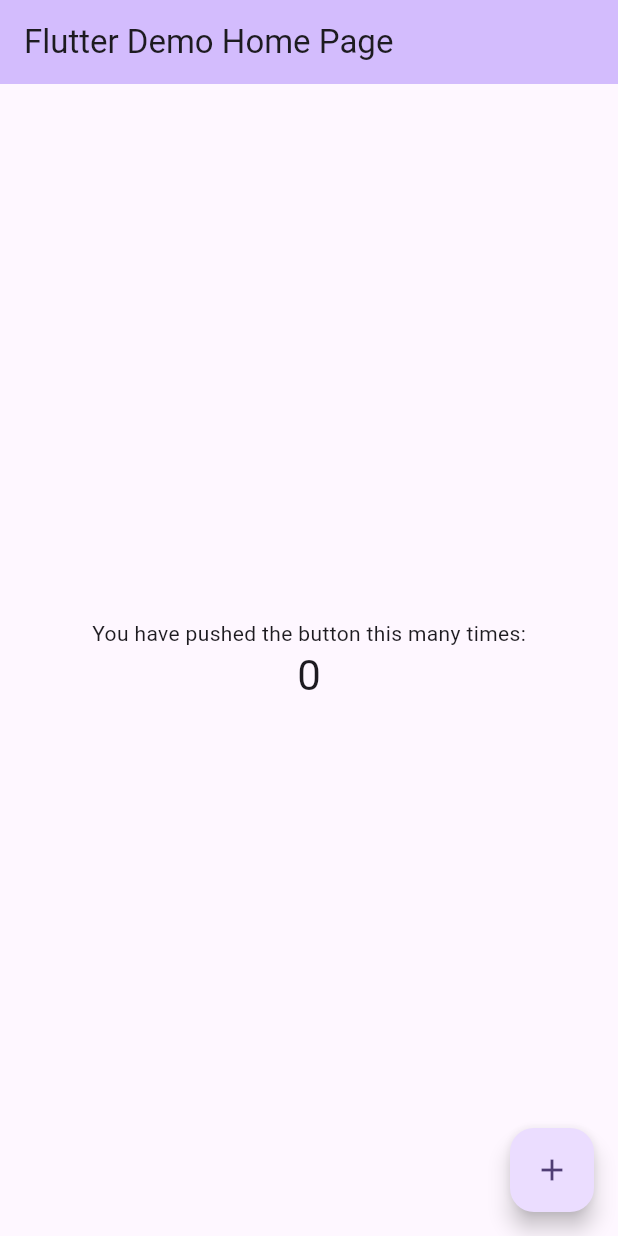
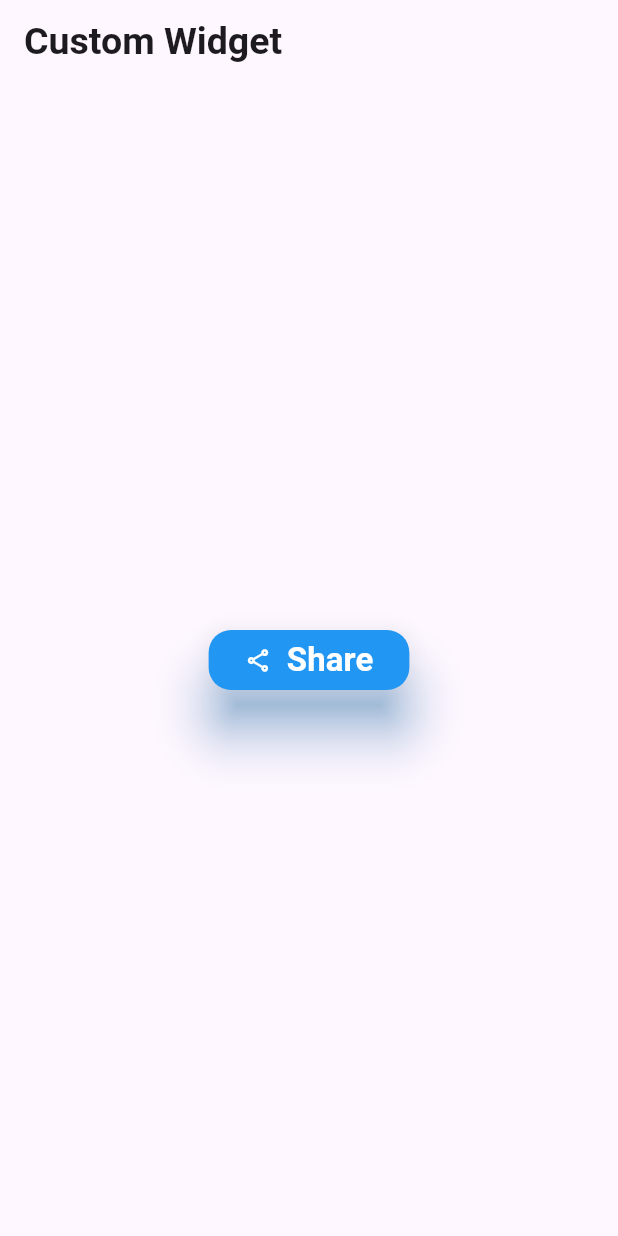
Before and after one commit to alhasann351/custom_widget, a Flutter app: the screen it shows after launch, on a phone screen of 412 x 824 dp. Run offline on Flutter 3.47's test engine with Material 3 defaults, Android fonts, the phone set to English and light mode, and no system bars.

Commit message:
custom button added

```diff
--- a/lib/main.dart
+++ b/lib/main.dart
@@ -1,3 +1,4 @@
+import 'package:custom_widget/widgets/rounded_button.dart';
 import 'package:flutter/material.dart';
 
 void main() {
@@ -7,119 +8,54 @@ void main() {
 class MyApp extends StatelessWidget {
   const MyApp({super.key});
 
-  // This widget is the root of your application.
   @override
   Widget build(BuildContext context) {
-    return MaterialApp(
-      title: 'Flutter Demo',
-      theme: ThemeData(
-        // This is the theme of your application.
-        //
-        // TRY THIS: Try running your application with "flutter run". You'll see
-        // the application has a purple toolbar. Then, without quitting the app,
-        // try changing the seedColor in the colorScheme below to Colors.green
-        // and then invoke "hot reload" (save your changes or press the "hot
-        // reload" button in a Flutter-supported IDE, or press "r" if you used
-        // the command line to start the app).
-        //
-        // Notice that the counter didn't reset back to zero; the application
-        // state is not lost during the reload. To reset the state, use hot
-        // restart instead.
-        //
-        // This works for code too, not just values: Most code changes can be
-        // tested with just a hot reload.
-        colorScheme: ColorScheme.fromSeed(seedColor: Colors.deepPurple),
-        useMaterial3: true,
-      ),
-      home: const MyHomePage(title: 'Flutter Demo Home Page'),
+    return const MaterialApp(
+      debugShowCheckedModeBanner: false,
+      home: MyHomePage(),
     );
   }
 }
 
 class MyHomePage extends StatefulWidget {
-  const MyHomePage({super.key, required this.title});
-
-  // This widget is the home page of your application. It is stateful, meaning
-  // that it has a State object (defined below) that contains fields that affect
-  // how it looks.
-
-  // This class is the configuration for the state. It holds the values (in this
-  // case the title) provided by the parent (in this case the App widget) and
-  // used by the build method of the State. Fields in a Widget subclass are
-  // always marked "final".
-
-  final String title;
+  const MyHomePage({super.key});
 
   @override
   State<MyHomePage> createState() => _MyHomePageState();
 }
 
 class _MyHomePageState extends State<MyHomePage> {
-  int _counter = 0;
-
-  void _incrementCounter() {
-    setState(() {
-      // This call to setState tells the Flutter framework that something has
-      // changed in this State, which causes it to rerun the build method below
-      // so that the display can reflect the updated values. If we changed
-      // _counter without calling setState(), then the build method would not be
-      // called again, and so nothing would appear to happen.
-      _counter++;
-    });
-  }
-
   @override
   Widget build(BuildContext context) {
-    // This method is rerun every time setState is called, for instance as done
-    // by the _incrementCounter method above.
-    //
-    // The Flutter framework has been optimized to make rerunning build methods
-    // fast, so that you can just rebuild anything that needs updating rather
-    // than having to individually change instances of widgets.
     return Scaffold(
       appBar: AppBar(
-        // TRY THIS: Try changing the color here to a specific color (to
-        // Colors.amber, perhaps?) and trigger a hot reload to see the AppBar
-        // change color while the other colors stay the same.
-        backgroundColor: Theme.of(context).colorScheme.inversePrimary,
-        // Here we take the value from the MyHomePage object that was created by
-        // the App.build method, and use it to set our appbar title.
-        title: Text(widget.title),
+        title: const Text(
+          'Custom Widget',
+          style: TextStyle(
+            fontSize: 25,
+            fontWeight: FontWeight.bold,
+          ),
+        ),
       ),
       body: Center(
-        // Center is a layout widget. It takes a single child and positions it
-        // in the middle of the parent.
         child: Column(
-          // Column is also a layout widget. It takes a list of children and
-          // arranges them vertically. By default, it sizes itself to fit its
-          // children horizontally, and tries to be as tall as its parent.
-          //
-          // Column has various properties to control how it sizes itself and
-          // how it positions its children. Here we use mainAxisAlignment to
-          // center the children vertically; the main axis here is the vertical
-          // axis because Columns are vertical (the cross axis would be
-          // horizontal).
-          //
-          // TRY THIS: Invoke "debug painting" (choose the "Toggle Debug Paint"
-          // action in the IDE, or press "p" in the console), to see the
-          // wireframe for each widget.
           mainAxisAlignment: MainAxisAlignment.center,
-          children: <Widget>[
-            const Text(
-              'You have pushed the button this many times:',
-            ),
-            Text(
-              '$_counter',
-              style: Theme.of(context).textTheme.headlineMedium,
+          children: [
+            RoundedButton(
+              buttonName: 'Share',
+              icon: const Icon(Icons.share_outlined, color: Colors.white,),
+              textStyle: const TextStyle(
+                fontWeight: FontWeight.bold,
+                fontSize: 22,
+                color: Colors.white,
+              ),
+              voidCallback: () {
+                print('Share Button Clicked');
+              },
             ),
           ],
         ),
       ),
-      floatingActionButton: FloatingActionButton(
-        onPressed: _incrementCounter,
-        tooltip: 'Increment',
-        child: const Icon(Icons.add),
-      ), // This trailing comma makes auto-formatting nicer for build methods.
     );
   }
 }
--- /dev/null
+++ b/lib/widgets/rounded_button.dart
@@ -0,0 +1,51 @@
+import 'package:flutter/material.dart';
+
+class RoundedButton extends StatelessWidget {
+  final String buttonName;
+  final Icon? icon;
+  final Color? backgroundColor;
+  final TextStyle? textStyle;
+  final VoidCallback? voidCallback;
+
+  RoundedButton(
+      {required this.buttonName,
+      this.icon,
+      this.backgroundColor = Colors.blue,
+      this.textStyle,
+      this.voidCallback});
+
+  @override
+  Widget build(BuildContext context) {
+    return ElevatedButton(
+      onPressed: () {
+        voidCallback!();
+      },
+      style: ElevatedButton.styleFrom(
+        shadowColor: backgroundColor,
+        elevation: 15,
+        backgroundColor: backgroundColor,
+        shape: const RoundedRectangleBorder(
+          borderRadius: BorderRadius.all(
+            Radius.circular(15),
+          ),
+        ),
+      ),
+      child: icon != null
+          ? Row(
+        mainAxisSize: MainAxisSize.min,
+              children: [
+                icon!,
+                const SizedBox(width: 10,),
+                Text(
+                  buttonName,
+                  style: textStyle,
+                )
+              ],
+            )
+          : Text(
+              buttonName,
+              style: textStyle,
+            ),
+    );
+  }
+}
```
